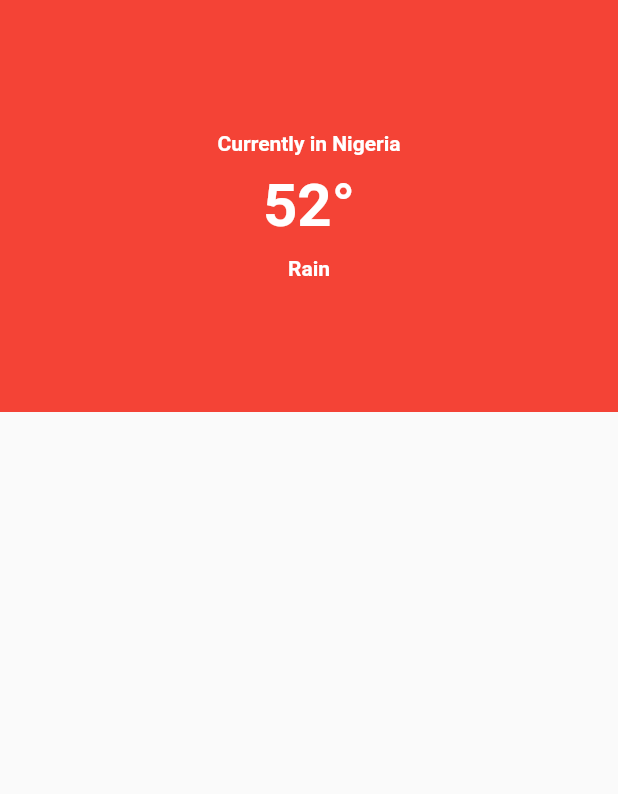
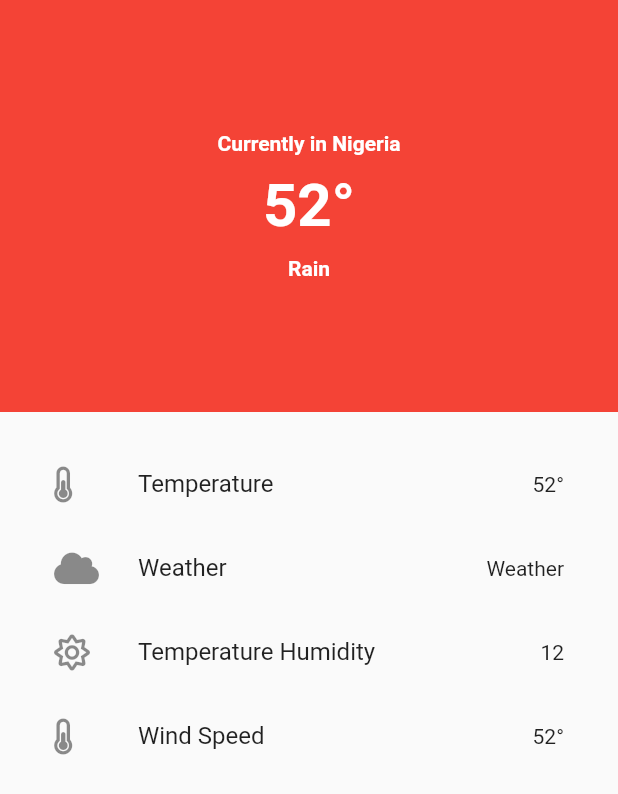
Before and after one commit to IAmMasterCraft/flutter-weather-app, a Flutter app: the screen it shows after launch, on a phone screen of 412 x 824 dp. Shown: the top 794 px of the screen. Run offline on Flutter 3.47's test engine with Material 2 defaults, Android fonts, the phone set to English and light mode, and no system bars; our stand-ins replace font_awesome_flutter; network calls fail.

Commit message:
feat: consumed data from openweathermap

```diff
--- a/lib/main.dart
+++ b/lib/main.dart
@@ -1,6 +1,9 @@
 import 'dart:ui';
 
 import 'package:flutter/material.dart';
+import 'package:font_awesome_flutter/font_awesome_flutter.dart';
+import 'package:http/http.dart' as http;
+import 'dart:convert';
 
 void main() {
   runApp(MaterialApp(
@@ -18,6 +21,32 @@ class Home extends StatefulWidget {
 }
 
 class _HomeState extends State<Home> {
+  var temp;
+  var description;
+  var currently;
+  var humidity;
+  var windSpeed;
+
+  Future getWeather() async {
+    var uri = Uri.parse(
+        "https://api.openweathermap.org/data/2.5/weather?q=Nigeria&appid=3445b73c7626d8f917c7a2ad9d3fdede");
+    http.Response response = await http.get(uri);
+    var results = jsonDecode(response.body);
+    setState(() {
+      this.temp = results["main"]["temp"];
+      this.description = results["weather"][0]["description"];
+      this.currently = results["weather"][0]["main"];
+      this.humidity = results["main"]["humidity"];
+      this.windSpeed = results["wind"]["speed"];
+    });
+  }
+
+  @override
+  void initState() {
+    super.initState();
+    this.getWeather();
+  }
+
   @override
   Widget build(BuildContext context) {
     return Scaffold(
@@ -38,8 +67,7 @@ class _HomeState extends State<Home> {
                     style: TextStyle(
                         color: Colors.white,
                         fontSize: 14.0,
-                      fontWeight: FontWeight.w600
-                    ),
+                        fontWeight: FontWeight.w600),
                   ),
                 ),
                 Text(
@@ -47,8 +75,7 @@ class _HomeState extends State<Home> {
                   style: TextStyle(
                       color: Colors.white,
                       fontSize: 40.0,
-                    fontWeight: FontWeight.w600
-                  ),
+                      fontWeight: FontWeight.w600),
                 ),
                 Padding(
                   padding: EdgeInsets.only(top: 10.0),
@@ -57,11 +84,39 @@ class _HomeState extends State<Home> {
                     style: TextStyle(
                         color: Colors.white,
                         fontSize: 14.0,
-                      fontWeight: FontWeight.w600
-                    ),
+                        fontWeight: FontWeight.w600),
                   ),
                 ),
               ],
+            ),
+          ),
+          Expanded(
+            child: Padding(
+              padding: EdgeInsets.all(20.0),
+              child: ListView(
+                children: <Widget>[
+                  ListTile(
+                    leading: FaIcon(FontAwesomeIcons.thermometerHalf),
+                    title: Text("Temperature"),
+                    trailing: Text("52\u00B0"),
+                  ),
+                  ListTile(
+                    leading: FaIcon(FontAwesomeIcons.cloud),
+                    title: Text("Weather"),
+                    trailing: Text("Weather"),
+                  ),
+                  ListTile(
+                    leading: FaIcon(FontAwesomeIcons.sun),
+                    title: Text("Temperature Humidity"),
+                    trailing: Text("12"),
+                  ),
+                  ListTile(
+                    leading: FaIcon(FontAwesomeIcons.thermometerHalf),
+                    title: Text("Wind Speed"),
+                    trailing: Text("52\u00B0"),
+                  ),
+                ],
+              ),
             ),
           )
         ],
```
Lines whose indentation alone changed are shown as unchanged.
